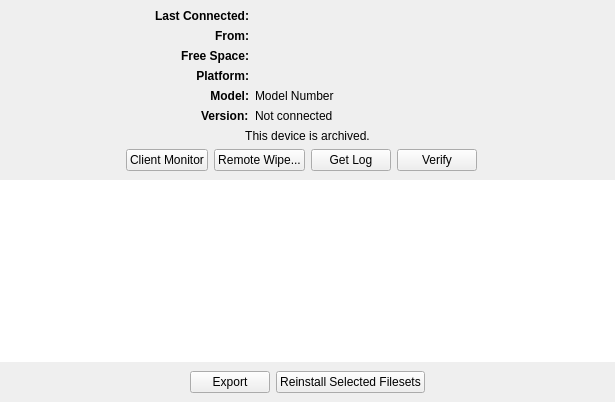
Above: FWAdminLib/ClientReportDlg.ui from fw-dev/translations before the change. Below: the same form after it.
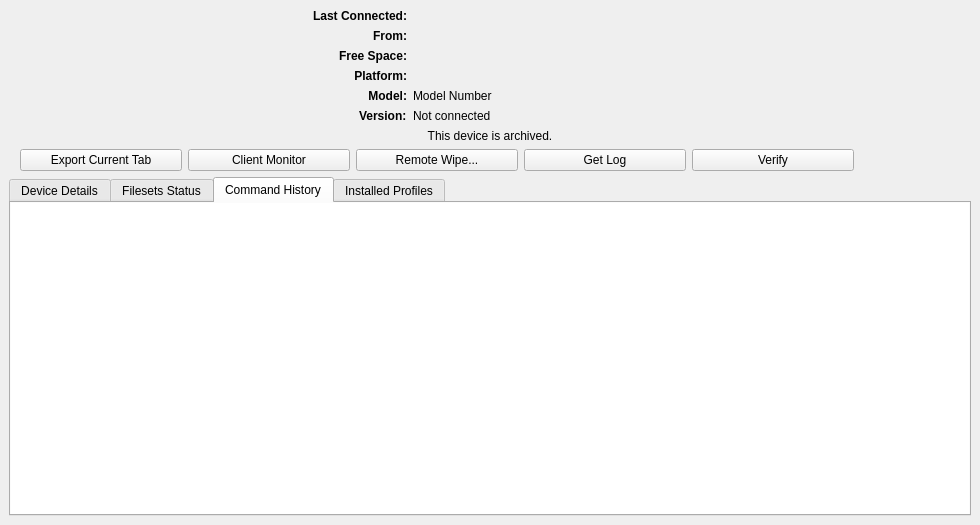
That is the form after the change. The open tabs and pages were chosen to show the change. Icons and pictures are not drawn. Custom widgets are drawn as their Qt base class.

Diff of the .ui file:
```diff
--- a/FWAdminLib/ClientReportDlg.ui
+++ b/FWAdminLib/ClientReportDlg.ui
@@ -6,8 +6,8 @@
    <rect>
     <x>0</x>
     <y>0</y>
-    <width>615</width>
-    <height>402</height>
+    <width>980</width>
+    <height>525</height>
    </rect>
   </property>
   <property name="windowTitle">
@@ -317,14 +317,33 @@
              </property>
              <property name="sizeHint" stdset="0">
               <size>
-               <width>40</width>
+               <width>5</width>
                <height>10</height>
               </size>
              </property>
             </spacer>
            </item>
+           <item>
+            <widget class="QPushButton" name="_exportButton">
+             <property name="minimumSize">
+              <size>
+               <width>162</width>
+               <height>0</height>
+              </size>
+             </property>
+             <property name="text">
+              <string>Export Current Tab</string>
+             </property>
+            </widget>
+           </item>
            <item>
             <widget class="QPushButton" name="_monitorButton">
+             <property name="minimumSize">
+              <size>
+               <width>162</width>
+               <height>0</height>
+              </size>
+             </property>
              <property name="text">
               <string>Client Monitor</string>
              </property>
@@ -332,6 +351,12 @@
            </item>
            <item>
             <widget class="QPushButton" name="_remoteWipeButton">
+             <property name="minimumSize">
+              <size>
+               <width>162</width>
+               <height>0</height>
+              </size>
+             </property>
              <property name="text">
               <string>Remote Wipe...</string>
              </property>
@@ -339,6 +364,12 @@
            </item>
            <item>
             <widget class="QPushButton" name="_getLogButton">
+             <property name="minimumSize">
+              <size>
+               <width>162</width>
+               <height>0</height>
+              </size>
+             </property>
              <property name="text">
               <string>Get Log</string>
              </property>
@@ -346,6 +377,12 @@
            </item>
            <item>
             <widget class="QPushButton" name="_verifyButton">
+             <property name="minimumSize">
+              <size>
+               <width>162</width>
+               <height>0</height>
+              </size>
+             </property>
              <property name="text">
               <string>Verify</string>
              </property>
@@ -358,7 +395,7 @@
              </property>
              <property name="sizeHint" stdset="0">
               <size>
-               <width>40</width>
+               <width>5</width>
                <height>20</height>
               </size>
              </property>
@@ -366,9 +403,18 @@
            </item>
            <item>
             <widget class="QLabel" name="_filesetsField">
+             <property name="minimumSize">
+              <size>
+               <width>100</width>
+               <height>0</height>
+              </size>
+             </property>
              <property name="text">
               <string/>
              </property>
+             <property name="alignment">
+              <set>Qt::AlignRight|Qt::AlignTrailing|Qt::AlignVCenter</set>
+             </property>
             </widget>
            </item>
           </layout>
@@ -376,18 +422,16 @@
         </item>
        </layout>
       </item>
-     </layout>
-    </widget>
-   </item>
    <item>
-    <widget class="QWidget" name="filesetsFrame" native="true">
-     <property name="sizePolicy">
-      <sizepolicy hsizetype="Expanding" vsizetype="Expanding">
-       <horstretch>0</horstretch>
-       <verstretch>1</verstretch>
-      </sizepolicy>
-     </property>
-     <layout class="QGridLayout" name="gridLayout_3">
+       <widget class="QTabWidget" name="tabWidget">
+        <property name="currentIndex">
+         <number>0</number>
+        </property>
+        <widget class="QWidget" name="detailsTab">
+         <attribute name="title">
+          <string>Device Details</string>
+         </attribute>
+         <layout class="QVBoxLayout" name="verticalLayout_5">
       <property name="leftMargin">
        <number>0</number>
       </property>
@@ -400,17 +444,79 @@
       <property name="bottomMargin">
        <number>0</number>
       </property>
-      <item row="0" column="0">
+          <item>
+           <widget class="StyledTreeView" name="_detailsList">
+            <property name="frameShape">
+             <enum>QFrame::NoFrame</enum>
+            </property>
+            <property name="editTriggers">
+             <set>QAbstractItemView::NoEditTriggers</set>
+            </property>
+            <property name="showDropIndicator" stdset="0">
+             <bool>false</bool>
+            </property>
+            <property name="defaultDropAction">
+             <enum>Qt::IgnoreAction</enum>
+            </property>
+            <property name="alternatingRowColors">
+             <bool>true</bool>
+            </property>
+            <property name="selectionMode">
+             <enum>QAbstractItemView::ExtendedSelection</enum>
+            </property>
+            <property name="rootIsDecorated">
+             <bool>false</bool>
+            </property>
+            <property name="uniformRowHeights">
+             <bool>true</bool>
+            </property>
+            <property name="itemsExpandable">
+             <bool>false</bool>
+            </property>
+            <property name="sortingEnabled">
+             <bool>true</bool>
+            </property>
+            <property name="headerHidden">
+             <bool>true</bool>
+            </property>
+            <attribute name="headerVisible">
+             <bool>false</bool>
+            </attribute>
+           </widget>
+          </item>
+         </layout>
+        </widget>
+        <widget class="QWidget" name="filesetsTab">
+         <attribute name="title">
+          <string>Filesets Status</string>
+         </attribute>
+         <layout class="QVBoxLayout" name="verticalLayout_4">
+          <property name="leftMargin">
+           <number>0</number>
+          </property>
+          <property name="topMargin">
+           <number>0</number>
+          </property>
+          <property name="rightMargin">
+           <number>0</number>
+          </property>
+          <property name="bottomMargin">
+           <number>0</number>
+          </property>
+          <item>
        <widget class="StyledTreeView" name="_filesetsList">
-        <property name="sizePolicy">
-         <sizepolicy hsizetype="Expanding" vsizetype="Expanding">
-          <horstretch>0</horstretch>
-          <verstretch>1</verstretch>
-         </sizepolicy>
-        </property>
         <property name="frameShape">
          <enum>QFrame::NoFrame</enum>
         </property>
+            <property name="editTriggers">
+             <set>QAbstractItemView::NoEditTriggers</set>
+            </property>
+            <property name="showDropIndicator" stdset="0">
+             <bool>false</bool>
+            </property>
+            <property name="defaultDropAction">
+             <enum>Qt::IgnoreAction</enum>
+            </property>
         <property name="alternatingRowColors">
          <bool>true</bool>
         </property>
@@ -420,16 +526,25 @@
         <property name="rootIsDecorated">
          <bool>false</bool>
         </property>
+            <property name="uniformRowHeights">
+             <bool>true</bool>
+            </property>
+            <property name="itemsExpandable">
+             <bool>false</bool>
+            </property>
         <property name="sortingEnabled">
          <bool>true</bool>
         </property>
-       </widget>
-      </item>
-     </layout>
+            <property name="headerHidden">
+             <bool>true</bool>
+            </property>
+            <attribute name="headerVisible">
+             <bool>false</bool>
+            </attribute>
     </widget>
    </item>
    <item>
-    <widget class="QWidget" name="widget_2" native="true">
+           <widget class="QWidget" name="reinstallFilesetWidget" native="true">
      <layout class="QGridLayout" name="gridLayout_4">
       <item row="0" column="0">
        <spacer name="horizontalSpacer">
@@ -472,13 +587,6 @@
          <property name="bottomMargin">
           <number>0</number>
          </property>
-         <item>
-          <widget class="QPushButton" name="_exportButton">
-           <property name="text">
-            <string>Export</string>
-           </property>
-          </widget>
-         </item>
          <item>
           <widget class="QPushButton" name="_reinstallButton">
            <property name="text">
@@ -494,6 +602,107 @@
    </item>
   </layout>
  </widget>
+        <widget class="QWidget" name="commandsTab">
+         <attribute name="title">
+          <string>Command History</string>
+         </attribute>
+         <layout class="QHBoxLayout" name="horizontalLayout_4">
+          <property name="leftMargin">
+           <number>0</number>
+          </property>
+          <property name="topMargin">
+           <number>0</number>
+          </property>
+          <property name="rightMargin">
+           <number>0</number>
+          </property>
+          <property name="bottomMargin">
+           <number>0</number>
+          </property>
+          <item>
+           <widget class="StyledTreeView" name="commandView">
+            <property name="frameShape">
+             <enum>QFrame::NoFrame</enum>
+            </property>
+            <property name="editTriggers">
+             <set>QAbstractItemView::NoEditTriggers</set>
+            </property>
+            <property name="showDropIndicator" stdset="0">
+             <bool>false</bool>
+            </property>
+            <property name="alternatingRowColors">
+             <bool>true</bool>
+            </property>
+            <property name="selectionMode">
+             <enum>QAbstractItemView::ExtendedSelection</enum>
+            </property>
+            <property name="rootIsDecorated">
+             <bool>false</bool>
+            </property>
+            <property name="uniformRowHeights">
+             <bool>true</bool>
+            </property>
+            <property name="sortingEnabled">
+             <bool>true</bool>
+            </property>
+           </widget>
+          </item>
+         </layout>
+        </widget>
+        <widget class="QWidget" name="profilesTab">
+         <attribute name="title">
+          <string>Installed Profiles</string>
+         </attribute>
+         <layout class="QHBoxLayout" name="horizontalLayout_5">
+          <property name="leftMargin">
+           <number>0</number>
+          </property>
+          <property name="topMargin">
+           <number>0</number>
+          </property>
+          <property name="rightMargin">
+           <number>0</number>
+          </property>
+          <property name="bottomMargin">
+           <number>0</number>
+          </property>
+          <item>
+           <widget class="StyledTreeView" name="profileView">
+            <property name="frameShape">
+             <enum>QFrame::NoFrame</enum>
+            </property>
+            <property name="editTriggers">
+             <set>QAbstractItemView::NoEditTriggers</set>
+            </property>
+            <property name="showDropIndicator" stdset="0">
+             <bool>false</bool>
+            </property>
+            <property name="alternatingRowColors">
+             <bool>true</bool>
+            </property>
+            <property name="selectionMode">
+             <enum>QAbstractItemView::ExtendedSelection</enum>
+            </property>
+            <property name="rootIsDecorated">
+             <bool>false</bool>
+            </property>
+            <property name="uniformRowHeights">
+             <bool>true</bool>
+            </property>
+            <property name="sortingEnabled">
+             <bool>true</bool>
+            </property>
+           </widget>
+          </item>
+         </layout>
+        </widget>
+       </widget>
+      </item>
+     </layout>
+    </widget>
+   </item>
+  </layout>
+ </widget>
  <layoutdefault spacing="6" margin="9"/>
  <customwidgets>
   <customwidget>
```
Left out of the diff: 10 changed lines with no effect on the pictures. Lines whose indentation alone changed are shown as unchanged.
